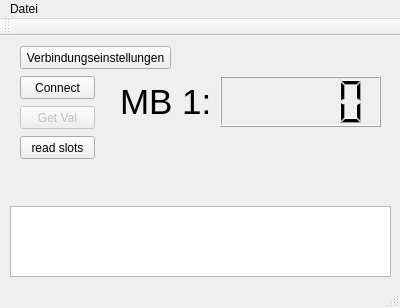
First picture: the form in mainwindow.ui, repository darkmattercoder/plcanalyzer, before the edit.
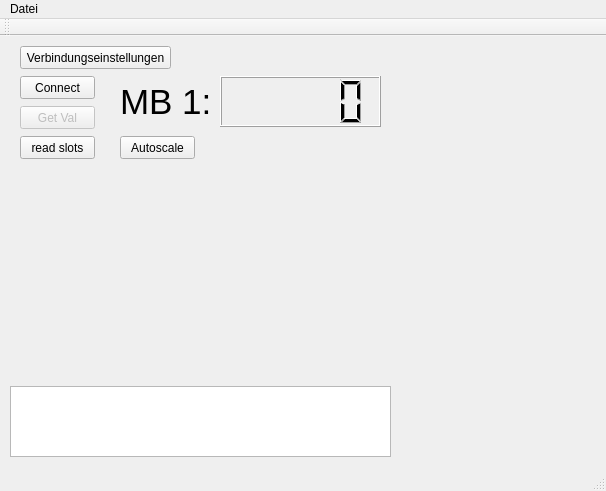
Second picture: the form after the edit. Custom widgets are drawn as their Qt base class.

Commit message: Graph Output New Widget witch shows the graphical output over time of a single slot.

```diff
--- a/mainwindow.ui
+++ b/mainwindow.ui
@@ -6,8 +6,8 @@
    <rect>
     <x>0</x>
     <y>0</y>
-    <width>400</width>
-    <height>308</height>
+    <width>606</width>
+    <height>491</height>
    </rect>
   </property>
   <property name="sizePolicy">
@@ -105,7 +105,7 @@
     <property name="geometry">
      <rect>
       <x>10</x>
-      <y>170</y>
+      <y>350</y>
       <width>381</width>
       <height>71</height>
      </rect>
@@ -133,13 +133,36 @@
      <string>read slots</string>
     </property>
    </widget>
+   <widget class="QCustomPlot" name="customPlot" native="true">
+    <property name="geometry">
+     <rect>
+      <x>10</x>
+      <y>130</y>
+      <width>581</width>
+      <height>211</height>
+     </rect>
+    </property>
+   </widget>
+   <widget class="QPushButton" name="pushButton">
+    <property name="geometry">
+     <rect>
+      <x>120</x>
+      <y>100</y>
+      <width>75</width>
+      <height>23</height>
+     </rect>
+    </property>
+    <property name="text">
+     <string>Autoscale</string>
+    </property>
+   </widget>
   </widget>
   <widget class="QMenuBar" name="menuBar">
    <property name="geometry">
     <rect>
      <x>0</x>
      <y>0</y>
-     <width>400</width>
+     <width>606</width>
      <height>21</height>
     </rect>
    </property>
@@ -198,6 +221,14 @@
   </action>
  </widget>
  <layoutdefault spacing="6" margin="11"/>
+ <customwidgets>
+  <customwidget>
+   <class>QCustomPlot</class>
+   <extends>QWidget</extends>
+   <header location="global">qcustomplot.h</header>
+   <container>1</container>
+  </customwidget>
+ </customwidgets>
  <resources/>
  <connections>
   <connection>
```
The commit also changes 6 other files.
